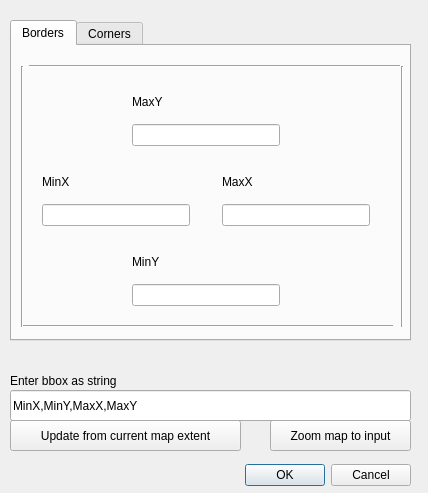
First picture: the form in ui_bbox.ui, repository hpfast/bbox, before the edit.
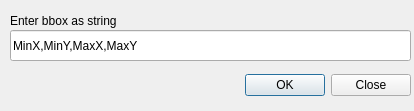
Second picture: the form after the edit.

```diff
--- a/ui_bbox.ui
+++ b/ui_bbox.ui
@@ -6,274 +6,18 @@
    <rect>
     <x>0</x>
     <y>0</y>
-    <width>428</width>
-    <height>493</height>
+    <width>414</width>
+    <height>111</height>
    </rect>
   </property>
   <property name="windowTitle">
    <string>bBox</string>
   </property>
-  <widget class="QPushButton" name="pushButton">
-   <property name="enabled">
-    <bool>true</bool>
-   </property>
+  <widget class="QLineEdit" name="inputString">
    <property name="geometry">
     <rect>
-     <x>270</x>
-     <y>420</y>
-     <width>141</width>
-     <height>31</height>
-    </rect>
-   </property>
-   <property name="text">
-    <string>Zoom map to input</string>
-   </property>
-   <property name="checkable">
-    <bool>false</bool>
-   </property>
-   <property name="checked">
-    <bool>false</bool>
-   </property>
-   <property name="default">
-    <bool>false</bool>
-   </property>
-  </widget>
-  <widget class="QPushButton" name="pushButton_2">
-   <property name="geometry">
-    <rect>
      <x>10</x>
-     <y>420</y>
-     <width>231</width>
-     <height>31</height>
-    </rect>
-   </property>
-   <property name="text">
-    <string>Update from current map extent</string>
-   </property>
-  </widget>
-  <widget class="QTabWidget" name="tabWidget">
-   <property name="geometry">
-    <rect>
-     <x>10</x>
-     <y>20</y>
-     <width>401</width>
-     <height>321</height>
-    </rect>
-   </property>
-   <property name="accessibleName">
-    <string>borders</string>
-   </property>
-   <property name="currentIndex">
-    <number>0</number>
-   </property>
-   <widget class="QWidget" name="tab">
-    <attribute name="title">
-     <string>Borders</string>
-    </attribute>
-    <widget class="Line" name="line">
-     <property name="geometry">
-      <rect>
-       <x>17</x>
-       <y>10</y>
-       <width>371</width>
-       <height>20</height>
-      </rect>
-     </property>
-     <property name="orientation">
-      <enum>Qt::Horizontal</enum>
-     </property>
-    </widget>
-    <widget class="Line" name="line_2">
-     <property name="geometry">
-      <rect>
-       <x>10</x>
-       <y>270</y>
-       <width>371</width>
-       <height>20</height>
-      </rect>
-     </property>
-     <property name="orientation">
-      <enum>Qt::Horizontal</enum>
-     </property>
-    </widget>
-    <widget class="Line" name="line_3">
-     <property name="geometry">
-      <rect>
-       <x>0</x>
-       <y>20</y>
-       <width>20</width>
-       <height>261</height>
-      </rect>
-     </property>
-     <property name="orientation">
-      <enum>Qt::Vertical</enum>
-     </property>
-    </widget>
-    <widget class="Line" name="line_4">
-     <property name="geometry">
-      <rect>
-       <x>380</x>
-       <y>20</y>
-       <width>20</width>
-       <height>261</height>
-      </rect>
-     </property>
-     <property name="orientation">
-      <enum>Qt::Vertical</enum>
-     </property>
-    </widget>
-    <widget class="QWidget" name="layoutWidget">
-     <property name="geometry">
-      <rect>
-       <x>30</x>
-       <y>120</y>
-       <width>148</width>
-       <height>60</height>
-      </rect>
-     </property>
-     <layout class="QVBoxLayout" name="verticalLayout_3">
-      <item>
-       <widget class="QLabel" name="label_2">
-        <property name="text">
-         <string>MinX</string>
-        </property>
-       </widget>
-      </item>
-      <item>
-       <widget class="QLineEdit" name="lineEdit_2"/>
-      </item>
-     </layout>
-    </widget>
-    <widget class="QWidget" name="layoutWidget">
-     <property name="geometry">
-      <rect>
-       <x>120</x>
-       <y>40</y>
-       <width>148</width>
-       <height>60</height>
-      </rect>
-     </property>
-     <layout class="QVBoxLayout" name="verticalLayout_4">
-      <item>
-       <widget class="QLabel" name="label_4">
-        <property name="text">
-         <string>MaxY</string>
-        </property>
-       </widget>
-      </item>
-      <item>
-       <widget class="QLineEdit" name="lineEdit_3"/>
-      </item>
-     </layout>
-    </widget>
-    <widget class="QWidget" name="layoutWidget">
-     <property name="geometry">
-      <rect>
-       <x>210</x>
-       <y>120</y>
-       <width>148</width>
-       <height>60</height>
-      </rect>
-     </property>
-     <layout class="QVBoxLayout" name="verticalLayout_5">
-      <item>
-       <widget class="QLabel" name="label_3">
-        <property name="text">
-         <string>MaxX</string>
-        </property>
-       </widget>
-      </item>
-      <item>
-       <widget class="QLineEdit" name="lineEdit_4"/>
-      </item>
-     </layout>
-    </widget>
-    <widget class="QWidget" name="layoutWidget">
-     <property name="geometry">
-      <rect>
-       <x>120</x>
-       <y>200</y>
-       <width>148</width>
-       <height>60</height>
-      </rect>
-     </property>
-     <layout class="QVBoxLayout" name="verticalLayout_6">
-      <item>
-       <widget class="QLabel" name="label_5">
-        <property name="text">
-         <string>MinY</string>
-        </property>
-       </widget>
-      </item>
-      <item>
-       <widget class="QLineEdit" name="lineEdit_5"/>
-      </item>
-     </layout>
-    </widget>
-    <zorder>layoutWidget</zorder>
-    <zorder>layoutWidget</zorder>
-    <zorder>layoutWidget</zorder>
-    <zorder>layoutWidget</zorder>
-    <zorder>line</zorder>
-    <zorder>line_2</zorder>
-    <zorder>line_3</zorder>
-    <zorder>line_4</zorder>
-   </widget>
-   <widget class="QWidget" name="tab_2">
-    <attribute name="title">
-     <string>Corners</string>
-    </attribute>
-    <widget class="QWidget" name="layoutWidget">
-     <property name="geometry">
-      <rect>
-       <x>220</x>
-       <y>30</y>
-       <width>148</width>
-       <height>60</height>
-      </rect>
-     </property>
-     <layout class="QVBoxLayout" name="verticalLayout">
-      <item>
-       <widget class="QLabel" name="label_7">
-        <property name="text">
-         <string>MaxX,MaxY</string>
-        </property>
-       </widget>
-      </item>
-      <item>
-       <widget class="QLineEdit" name="lineEdit_7"/>
-      </item>
-     </layout>
-    </widget>
-    <widget class="QWidget" name="layoutWidget">
-     <property name="geometry">
-      <rect>
-       <x>20</x>
-       <y>190</y>
-       <width>148</width>
-       <height>60</height>
-      </rect>
-     </property>
-     <layout class="QVBoxLayout" name="verticalLayout_2">
-      <item>
-       <widget class="QLabel" name="label_6">
-        <property name="text">
-         <string>MinX,MinY</string>
-        </property>
-       </widget>
-      </item>
-      <item>
-       <widget class="QLineEdit" name="lineEdit_6"/>
-      </item>
-     </layout>
-    </widget>
-   </widget>
-  </widget>
-  <widget class="QLineEdit" name="lineEdit">
-   <property name="geometry">
-    <rect>
-     <x>10</x>
-     <y>390</y>
+     <y>30</y>
      <width>401</width>
      <height>31</height>
     </rect>
@@ -286,7 +30,7 @@
    <property name="geometry">
     <rect>
      <x>10</x>
-     <y>370</y>
+     <y>10</y>
      <width>141</width>
      <height>21</height>
     </rect>
@@ -299,7 +43,7 @@
    <property name="geometry">
     <rect>
      <x>120</x>
-     <y>460</y>
+     <y>70</y>
      <width>291</width>
      <height>31</height>
     </rect>
@@ -308,7 +52,7 @@
     <enum>Qt::Horizontal</enum>
    </property>
    <property name="standardButtons">
-    <set>QDialogButtonBox::Cancel|QDialogButtonBox::Ok</set>
+    <set>QDialogButtonBox::Close|QDialogButtonBox::Ok</set>
    </property>
   </widget>
  </widget>
```
